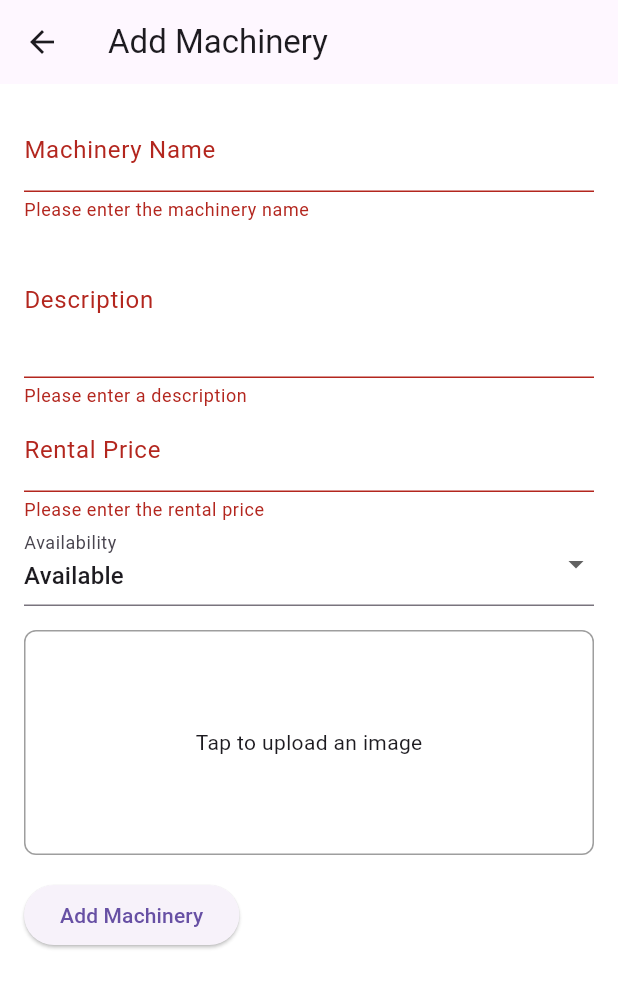
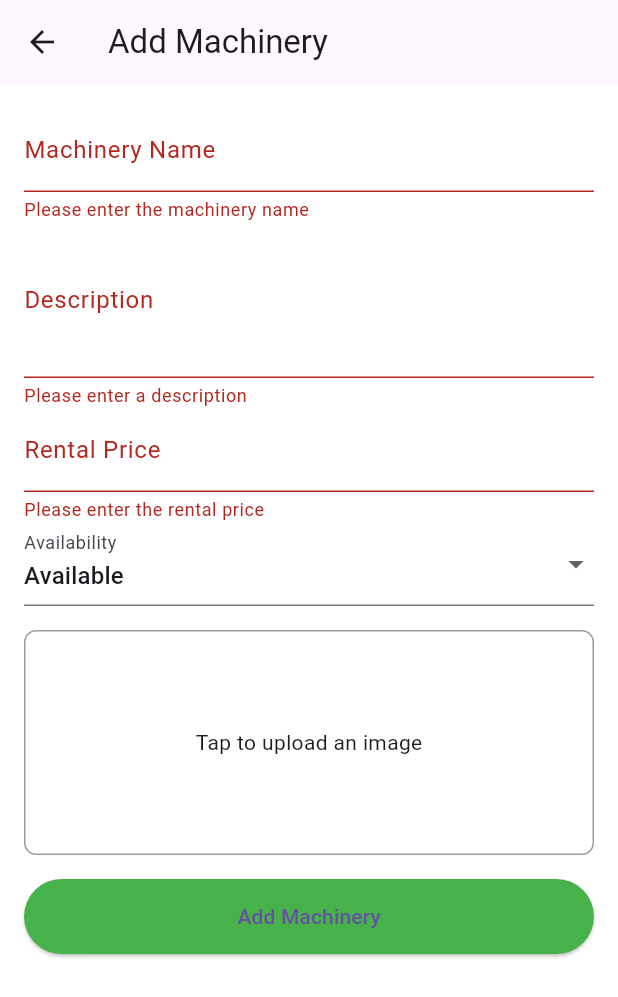
Before and after one commit to projectsmartagri/smartagri, a Flutter app: the AddEquipmentscreen screen opened directly, after a tap on "Add Machinery", on a phone screen of 412 x 824 dp. Shown: the top 997 px of the screen. Run offline on Flutter 3.47's test engine with Material 3 defaults, Android fonts, the phone set to English and light mode, and no system bars; our stand-ins replace carousel_slider, cloud_firestore, firebase_auth, firebase_core, firebase_storage, flutter_masked_text2 and 1 more; missing offline and left inert: phone_form_field; accounts and stored records are empty.

Commit message:
supplier-add machinary,

```diff
--- a/lib/main.dart
+++ b/lib/main.dart
@@ -29,6 +29,6 @@ Future<void> main() async {
           scaffoldBackgroundColor: Colors.white
 
         ),
-        home: SupplierHomeScreen()),
+        home: SupplierLoginScreen()),
     ) ,);
 }
--- a/lib/modules/supplier/screens/AddEquipment_screen.dart
+++ b/lib/modules/supplier/screens/AddEquipment_screen.dart
@@ -2,6 +2,7 @@ import 'dart:io';
 import 'package:flutter/material.dart';
 import 'package:image_picker/image_picker.dart';
 import 'package:smartagri/modules/supplier/screens/Supplierhome_screen.dart';
+import 'package:smartagri/modules/supplier/services/supplier_machinery_service.dart';
 
 class AddEquipmentscreen extends StatefulWidget {
   @override
@@ -15,6 +16,7 @@ class _AddMachineryPageState extends State<AddEquipmentscreen> {
   double rentalPrice = 0.0;
   String availability = 'Available';
   XFile? _image;
+  bool loading=false;
 
   // Function to pick an image
   Future<void> _pickImage() async {
@@ -24,15 +26,21 @@ class _AddMachineryPageState extends State<AddEquipmentscreen> {
   }
 
   // Function to save machinery details
-  void _saveMachinery() {
+  void _saveMachinery() async{
     if (_formKey.currentState!.validate()) {
-      // Here you can handle the saving logic, e.g., sending data to the backend
+
+    setState(() {
+      loading=true;
+    });
+     await SupplierMachineryService().addMachinary(machineryName, description, rentalPrice,availability,File(_image!.path));
+
       ScaffoldMessenger.of(context).showSnackBar(
         SnackBar(content: Text('Machinery Added Successfully!')),
       );
       // Reset fields after saving
       _formKey.currentState!.reset();
       setState(() {
+        loading=false;
         _image = null; // Reset image selection
       });
     }
@@ -43,12 +51,11 @@ class _AddMachineryPageState extends State<AddEquipmentscreen> {
     return Scaffold(
       appBar: AppBar(
         title: Text('Add Machinery'),
-
         leading: IconButton(
           icon: const Icon(Icons.arrow_back),
           onPressed: () {
             Navigator.pop(context);
-             Navigator.push(
+            Navigator.push(
               context,
               MaterialPageRoute(builder: (context) => SupplierHomeScreen()), // Navigate to HomeScreen
             ); // Navigates back to the previous screen
@@ -135,9 +142,17 @@ class _AddMachineryPageState extends State<AddEquipmentscreen> {
                 ),
               ),
               SizedBox(height: 16),
-              ElevatedButton(
-                onPressed: _saveMachinery,
-                child: Text('Add Machinery'),
+              SizedBox(
+                width: double.infinity, // Full-width button
+                child: ElevatedButton(
+                  onPressed: _saveMachinery,
+                  style: ElevatedButton.styleFrom(
+                    backgroundColor: const Color.fromARGB(255, 71, 177, 74), // Green color for the button
+                    minimumSize: Size(double.infinity, 50), // Set height
+                  ),
+                  child:loading? CircularProgressIndicator()
+                  :Text('Add Machinery'),
+                ),
               ),
             ],
           ),
```
Also changed, not shown: lib/modules/supplier/services/supplier_machinery_service.dart (added, +59 -0 lines).
